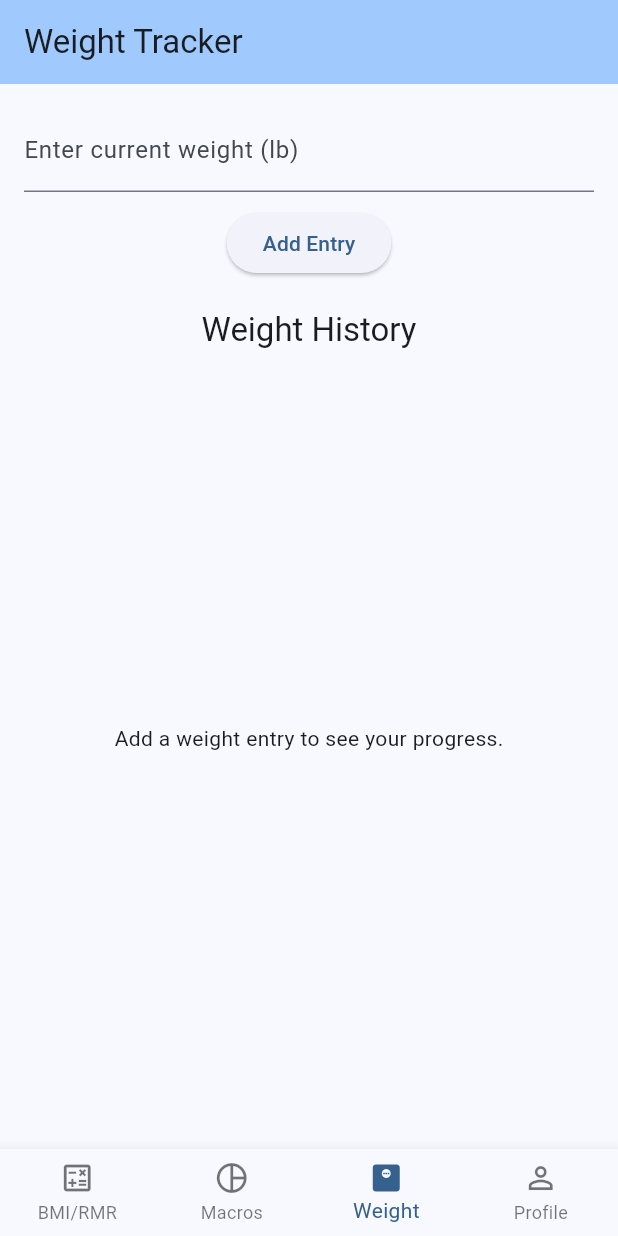
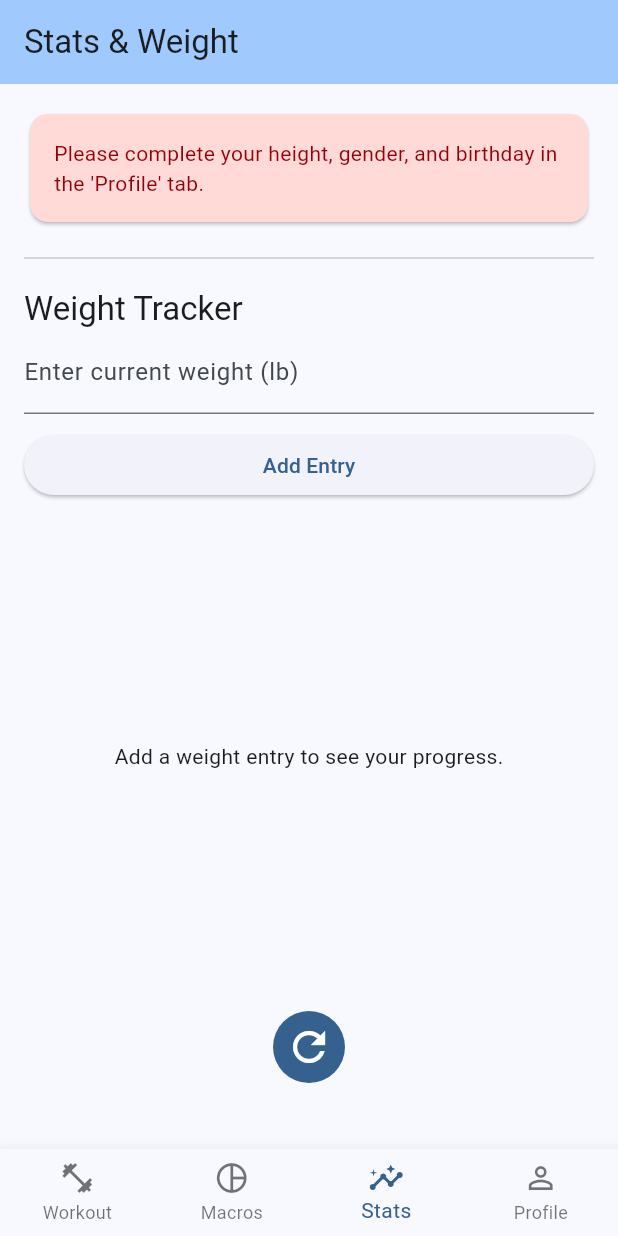
Before and after one commit to jerryttuyan/fait, a Flutter app: the MainScreen screen opened directly, item 3 of the bottom bar chosen, after a tap on "Add Entry", on a phone screen of 412 x 824 dp. Run offline on Flutter 3.47's test engine with Material 3 defaults, Android fonts, the phone set to English and light mode, and no system bars; our stand-ins replace fl_chart, isar; accounts and stored records are empty; generated files the repository leaves out were written again.

Commit message:
Add files via upload

```diff
--- /dev/null
+++ b/lib/ui/pages/combined_stats_page.dart
@@ -0,0 +1,209 @@
+import 'dart:async';
+import 'package:async/async.dart';
+import 'package:flutter/material.dart';
+import 'package:isar/isar.dart';
+import 'package:fl_chart/fl_chart.dart';
+import 'package:fait/utils/calculators.dart';
+import 'package:fait/data/user_profile.dart';
+import 'package:fait/data/weight_entry.dart';
+import 'package:fait/main.dart';
+
+class CombinedStatsPage extends StatefulWidget {
+  const CombinedStatsPage({super.key});
+
+  @override
+  State<CombinedStatsPage> createState() => _CombinedStatsPageState();
+}
+
+class _CombinedStatsPageState extends State<CombinedStatsPage> {
+  double? _bmi;
+  double? _rmr;
+  String? _errorMessage;
+  List<WeightEntry> _weightEntries = [];
+  List<FlSpot> _chartSpots = [];
+  final _weightCtrl = TextEditingController();
+  late final StreamSubscription<void> _dbChangeSubscription;
+
+  @override
+  void initState() {
+    super.initState();
+    final userProfileStream = isar.userProfiles.watchLazy();
+    final weightEntryStream = isar.weightEntrys.watchLazy();
+    final mergedStream = StreamGroup.merge([
+      userProfileStream,
+      weightEntryStream,
+    ]);
+    _dbChangeSubscription = mergedStream.listen((_) {
+      if (mounted) {
+        _calculate();
+        _loadWeightData();
+      }
+    });
+    _calculate();
+    _loadWeightData();
+  }
+
+  @override
+  void dispose() {
+    _dbChangeSubscription.cancel();
+    _weightCtrl.dispose();
+    super.dispose();
+  }
+
+  Future<void> _calculate() async {
+    setState(() {
+      _bmi = null;
+      _rmr = null;
+      _errorMessage = null;
+    });
+    final profile = await isar.userProfiles.get(1);
+    final lastWeightEntry = await isar.weightEntrys
+        .where()
+        .sortByDateDesc()
+        .findFirst();
+    if (profile == null || profile.heightIn == null || profile.age == null) {
+      setState(() {
+        _errorMessage =
+            "Please complete your height, gender, and birthday in the 'Profile' tab.";
+      });
+      return;
+    }
+    if (lastWeightEntry == null) {
+      setState(() {
+        _errorMessage =
+            "Please add a weight entry in the 'Weight' section below.";
+      });
+      return;
+    }
+    final w = lastWeightEntry.weight;
+    final h = profile.heightIn!;
+    final a = profile.age!;
+    final gender = profile.gender;
+    setState(() {
+      _bmi = bmi(lb: w, inches: h);
+      _rmr = rmr(lb: w, inches: h, age: a, gender: gender);
+    });
+  }
+
+  void _loadWeightData() async {
+    final entries = await isar.weightEntrys.where().sortByDate().findAll();
+    setState(() {
+      _weightEntries = entries;
+      _chartSpots = _weightEntries.asMap().entries.map((entry) {
+        return FlSpot(entry.key.toDouble(), entry.value.weight);
+      }).toList();
+    });
+  }
+
+  void _addWeightEntry() async {
+    final weight = double.tryParse(_weightCtrl.text);
+    if (weight == null) return;
+    final newEntry = WeightEntry()
+      ..weight = weight
+      ..date = DateTime.now();
+    await isar.writeTxn(() async {
+      await isar.weightEntrys.put(newEntry);
+    });
+    _weightCtrl.clear();
+    _loadWeightData();
+    _calculate();
+  }
+
+  @override
+  Widget build(BuildContext context) {
+    return Padding(
+      padding: const EdgeInsets.all(16),
+      child: ListView(
+        children: [
+          if (_errorMessage != null)
+            Card(
+              color: Theme.of(context).colorScheme.errorContainer,
+              child: Padding(
+                padding: const EdgeInsets.all(16.0),
+                child: Text(
+                  _errorMessage!,
+                  style: TextStyle(
+                    color: Theme.of(context).colorScheme.onErrorContainer,
+                  ),
+                ),
+              ),
+            ),
+          if (_bmi != null && _rmr != null)
+            Column(
+              children: [
+                Text(
+                  'Your Body Mass Index (BMI)',
+                  style: Theme.of(context).textTheme.titleMedium,
+                ),
+                Text(
+                  _bmi!.toStringAsFixed(1),
+                  style: Theme.of(context).textTheme.displayLarge,
+                ),
+                const SizedBox(height: 16),
+                Text(
+                  'Your Resting Metabolic Rate (RMR)',
+                  style: Theme.of(context).textTheme.titleMedium,
+                ),
+                Text(
+                  _rmr!.toStringAsFixed(0) + ' kcal/day',
+                  style: Theme.of(context).textTheme.displayLarge,
+                ),
+                const SizedBox(height: 32),
+              ],
+            ),
+          const Divider(height: 40),
+          Text('Weight Tracker', style: Theme.of(context).textTheme.titleLarge),
+          TextField(
+            controller: _weightCtrl,
+            decoration: const InputDecoration(
+              labelText: 'Enter current weight (lb)',
+            ),
+            keyboardType: TextInputType.number,
+          ),
+          const SizedBox(height: 10),
+          ElevatedButton(
+            onPressed: _addWeightEntry,
+            child: const Text('Add Entry'),
+          ),
+          const SizedBox(height: 20),
+          SizedBox(
+            height: 300,
+            child: _chartSpots.isEmpty
+                ? const Center(
+                    child: Text('Add a weight entry to see your progress.'),
+                  )
+                : LineChart(
+                    LineChartData(
+                      lineBarsData: [
+                        LineChartBarData(
+                          spots: _chartSpots,
+                          isCurved: true,
+                          barWidth: 3,
+                          color: Theme.of(context).colorScheme.primary,
+                          belowBarData: BarAreaData(
+                            show: true,
+                            color: Theme.of(
+                              context,
+                            ).colorScheme.primary.withOpacity(0.3),
+                          ),
+                        ),
+                      ],
+                    ),
+                  ),
+          ),
+          const SizedBox(height: 20),
+          Center(
+            child: IconButton.filled(
+              iconSize: 32,
+              onPressed: () {
+                _calculate();
+                _loadWeightData();
+              },
+              icon: const Icon(Icons.refresh),
+            ),
+          ),
+        ],
+      ),
+    );
+  }
+}
--- a/lib/ui/pages/main_screen.dart
+++ b/lib/ui/pages/main_screen.dart
@@ -1,8 +1,8 @@
 import 'package:flutter/material.dart';
-import 'bmi_rmr_page.dart';
-import 'macros_page.dart'; // Import the new page
+import 'combined_stats_page.dart';
+import 'macros_page.dart';
 import 'profile_page.dart';
-import 'weight_tracking_page.dart';
+import 'workout_page.dart'; // Import the new WorkoutPage
 
 class MainScreen extends StatefulWidget {
   const MainScreen({super.key});
@@ -15,16 +15,16 @@ class _MainScreenState extends State<MainScreen> {
   int _selectedIndex = 0;
 
   static const List<Widget> _pages = <Widget>[
-    BmiRmrPage(),
-    MacrosPage(), // Add the new page
-    WeightTrackingPage(),
+    WorkoutPage(), // Workout first
+    MacrosPage(),
+    CombinedStatsPage(),
     ProfilePage(),
   ];
 
   static const List<String> _pageTitles = <String>[
-    'BMI & RMR',
-    'Macronutrient Plan', // Add its title
-    'Weight Tracker',
+    'Workout',
+    'Macronutrient Plan',
+    'Stats & Weight',
     'My Profile',
   ];
 
@@ -41,18 +41,15 @@ class _MainScreenState extends State<MainScreen> {
         title: Text(_pageTitles[_selectedIndex]),
         backgroundColor: Theme.of(context).colorScheme.inversePrimary,
       ),
-      body: IndexedStack(
-        index: _selectedIndex,
-        children: _pages,
-      ),
+      body: IndexedStack(index: _selectedIndex, children: _pages),
       bottomNavigationBar: BottomNavigationBar(
         // When you have 4+ items, you must set the type to fixed.
         type: BottomNavigationBarType.fixed,
         items: const <BottomNavigationBarItem>[
           BottomNavigationBarItem(
-            icon: Icon(Icons.calculate_outlined),
-            activeIcon: Icon(Icons.calculate),
-            label: 'BMI/RMR',
+            icon: Icon(Icons.fitness_center_outlined),
+            activeIcon: Icon(Icons.fitness_center),
+            label: 'Workout',
           ),
           BottomNavigationBarItem(
             icon: Icon(Icons.pie_chart_outline),
@@ -60,9 +57,9 @@ class _MainScreenState extends State<MainScreen> {
             label: 'Macros',
           ),
           BottomNavigationBarItem(
-            icon: Icon(Icons.monitor_weight_outlined),
-            activeIcon: Icon(Icons.monitor_weight),
-            label: 'Weight',
+            icon: Icon(Icons.insights_outlined),
+            activeIcon: Icon(Icons.insights),
+            label: 'Stats',
           ),
           BottomNavigationBarItem(
             icon: Icon(Icons.person_outline),
--- /dev/null
+++ b/lib/ui/pages/workout_page.dart
@@ -0,0 +1,259 @@
+import 'package:flutter/material.dart';
+
+class WorkoutPage extends StatefulWidget {
+  const WorkoutPage({super.key});
+
+  @override
+  State<WorkoutPage> createState() => _WorkoutPageState();
+}
+
+class _WorkoutPageState extends State<WorkoutPage> {
+  String? _location;
+  String? _equipment;
+  String? _activity;
+  String? _fitnessLevel;
+  String? _goal;
+  String _result = '';
+  List<String> _workoutTypes = [];
+  List<String> _specificWorkouts = [];
+
+  final Map<String, List<String>> allWorkouts = {
+    "Cardio Machines": [
+      "Treadmill",
+      "Rowing Machine",
+      "Elliptical",
+      "Stair Climber",
+    ],
+    "HIIT": ["Burpees", "Jump Squats", "Mountain Climbers"],
+    "Endurance Lifting": ["Light Deadlifts", "High-Rep Bench Press"],
+    "Bodyweight Cardio": ["High Knees", "Jumping Jacks", "Fast Lunges"],
+    "Calisthenics": ["Pushups", "Pullups", "Dips", "Plank"],
+    "Heavy Lifting": ["Deadlift", "Squat", "Bench Press"],
+    "Compound Movements": ["Barbell Rows", "I dont know"],
+    "Resistance Bands": ["Band Squats", "Band Chest Press", "Glute Kickbacks"],
+    "Bodyweight Strength": ["Wall Sit", "Plank", "Superman Hold"],
+    "Core Training": ["Leg Raises", "Russian Twists", "Bicycle Crunches"],
+    "Outdoor Cardio": ["Running", "Swimming", "Cycling"],
+  };
+
+  List<String> getWorkoutTypes(String goal, String equipment) {
+    if (goal == "weight_loss") {
+      if (equipment == "gym")
+        return [
+          "Cardio Machines",
+          "Endurance Lifting",
+          "HIIT",
+          "Core Training",
+        ];
+      if (equipment == "home")
+        return [
+          "HIIT",
+          "Bodyweight Cardio",
+          "Calisthenics",
+          "Core Training",
+          "Outdoor Cardio",
+        ];
+      return [
+        "HIIT",
+        "Bodyweight Cardio",
+        "Calisthenics",
+        "Core Training",
+        "Outdoor Cardio",
+      ];
+    } else if (goal == "gain_muscle") {
+      if (equipment == "gym") return ["Heavy Lifting", "Compound Movements"];
+      if (equipment == "home") return ["Resistance Bands", "Calisthenics"];
+      return ["Bodyweight Strength", "Core Training"];
+    } else {
+      return ["Bodyweight Cardio", "Core Training"];
+    }
+  }
+
+  List<String> getSpecificWorkouts(
+    List<String> types,
+    String fitnessLevel,
+    String activity,
+  ) {
+    int maxExercises = 5;
+    if (activity == "2") maxExercises = 7;
+    if (activity == "3") maxExercises = 10;
+
+    List<String> result = [];
+    for (var type in types) {
+      result.addAll(allWorkouts[type] ?? []);
+    }
+
+    if (fitnessLevel == "beginner") {
+      return result.take(maxExercises).toList();
+    } else if (fitnessLevel == "intermediate") {
+      return result.take(maxExercises + 2).toList();
+    } else {
+      return result;
+    }
+  }
+
+  String suggestSchedule(String activity, String goal) {
+    String schedule = '';
+    switch (activity) {
+      case "1":
+        schedule = "For 1-3 days: Focus on full-body and recovery.";
+        break;
+      case "2":
+        schedule = "For 4-5 days: Try push/pull or upper/lower body splits.";
+        break;
+      case "3":
+        schedule = "For 6–7 days: Mix strength, cardio, and mobility work.";
+        break;
+      default:
+        schedule = "Default: Aim for 4–5 days based on your availability.";
+    }
+    if (goal == "weight_loss") {
+      schedule += "\nInclude cardio at least 3x per week.";
+    } else if (goal == "gain_muscle") {
+      schedule += "\nFocus on progressive overload and rest days.";
+    }
+    return schedule;
+  }
+
+  void _generateWorkout() {
+    String equipment = _equipment ?? 'none';
+    if (_location == "gym") equipment = "gym";
+    if (_location == "home" && equipment != "home") equipment = "none";
+    _workoutTypes = getWorkoutTypes(_goal ?? '', equipment);
+    _specificWorkouts = getSpecificWorkouts(
+      _workoutTypes,
+      _fitnessLevel ?? '',
+      _activity ?? '',
+    );
+    String schedule = suggestSchedule(_activity ?? '', _goal ?? '');
+    setState(() {
+      _result =
+          "Workout Types: ${_workoutTypes.join(', ')}\n\nWeekly Schedule: $schedule\n\nSample Exercises:\n- ${_specificWorkouts.join('\n- ')}";
+    });
+  }
+
+  void resetSelections() {
+    setState(() {
+      _location = null;
+      _equipment = null;
+      _activity = null;
+      _fitnessLevel = null;
+      _goal = null;
+      _result = '';
+      _workoutTypes = [];
+      _specificWorkouts = [];
+    });
+  }
+
+  @override
+  Widget build(BuildContext context) {
+    return Padding(
+      padding: const EdgeInsets.all(16.0),
+      child: ListView(
+        children: [
+          Text(
+            'Find Your Workout Routine',
+            style: Theme.of(context).textTheme.titleLarge,
+          ),
+          const SizedBox(height: 16),
+          DropdownButtonFormField<String>(
+            value: _location,
+            decoration: const InputDecoration(
+              labelText: 'Where do you workout?',
+            ),
+            items: const [
+              DropdownMenuItem(value: 'home', child: Text('Home')),
+              DropdownMenuItem(value: 'gym', child: Text('Gym')),
+            ],
+            onChanged: (v) => setState(() {
+              _location = v;
+              _equipment = null;
+            }),
+          ),
+          if (_location == 'home')
+            DropdownButtonFormField<String>(
+              value: _equipment,
+              decoration: const InputDecoration(
+                labelText: 'Do you have equipment at home?',
+              ),
+              items: const [
+                DropdownMenuItem(value: 'home', child: Text('Yes')),
+                DropdownMenuItem(value: 'none', child: Text('No')),
+              ],
+              onChanged: (v) => setState(() => _equipment = v),
+            ),
+          const SizedBox(height: 16),
+          DropdownButtonFormField<String>(
+            value: _activity,
+            decoration: const InputDecoration(
+              labelText: 'How many days per week?',
+            ),
+            items: const [
+              DropdownMenuItem(value: '1', child: Text('1-3')),
+              DropdownMenuItem(value: '2', child: Text('4-5')),
+              DropdownMenuItem(value: '3', child: Text('6-7')),
+            ],
+            onChanged: (v) => setState(() => _activity = v),
+          ),
+          const SizedBox(height: 16),
+          DropdownButtonFormField<String>(
+            value: _fitnessLevel,
+            decoration: const InputDecoration(labelText: 'Fitness Level'),
+            items: const [
+              DropdownMenuItem(value: 'beginner', child: Text('Beginner')),
+              DropdownMenuItem(
+                value: 'intermediate',
+                child: Text('Intermediate'),
+              ),
+              DropdownMenuItem(value: 'advanced', child: Text('Advanced')),
+            ],
+            onChanged: (v) => setState(() => _fitnessLevel = v),
+          ),
+          const SizedBox(height: 16),
+          DropdownButtonFormField<String>(
+            value: _goal,
+            decoration: const InputDecoration(labelText: 'Goal'),
+            items: const [
+              DropdownMenuItem(
+                value: 'weight_loss',
+                child: Text('Weight Loss'),
+              ),
+              DropdownMenuItem(
+                value: 'gain_muscle',
+                child: Text('Gain Muscle'),
+              ),
+            ],
+            onChanged: (v) => setState(() => _goal = v),
+          ),
+          const SizedBox(height: 24),
+          ElevatedButton(
+            onPressed:
+                (_location != null &&
+                    (_location != 'home' || _equipment != null) &&
+                    _activity != null &&
+                    _fitnessLevel != null &&
+                    _goal != null)
+                ? _generateWorkout
+                : null,
+            child: const Text('Get Workout'),
+          ),
+          const SizedBox(height: 12),
+          TextButton.icon(
+            onPressed: resetSelections,
+            icon: const Icon(Icons.refresh),
+            label: const Text('Reset'),
+          ),
+          const SizedBox(height: 12),
+          if (_result.isNotEmpty)
+            Card(
+              elevation: 2,
+              child: Padding(
+                padding: const EdgeInsets.all(16.0),
+                child: Text(_result, style: const TextStyle(fontSize: 16)),
+              ),
+            ),
+        ],
+      ),
+    );
+  }
+}
```
Also changed, not shown: lib/main.dart (+10 -11 lines), lib/ui/pages/landing_page.dart (added, +97 -0 lines).
